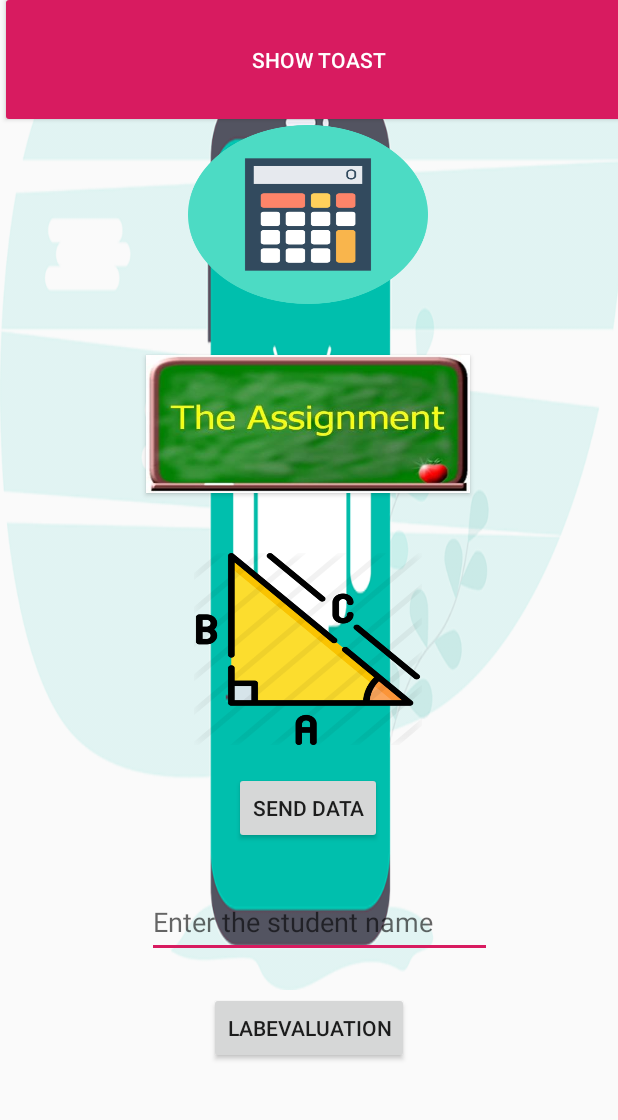
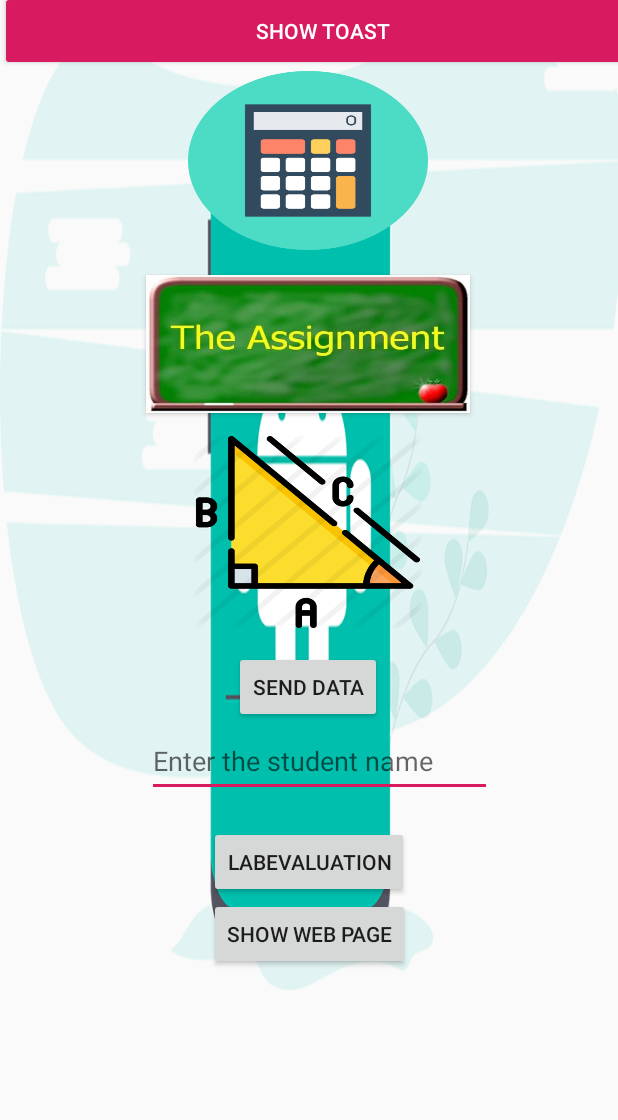
Before and after one commit to Abhisekh-18/Testing_App, an Android app: the screen it shows after launch (MainActivity), on a phone screen of 412 x 824 dp, the part 93-1213 px from its top. Run offline under Robolectric (Android 15) with nearby library versions, the phone set to English and light mode, and no system bars.

Commit message:
Showing web page

```diff
--- a/app/src/main/AndroidManifest.xml
+++ b/app/src/main/AndroidManifest.xml
@@ -1,7 +1,7 @@
 <?xml version="1.0" encoding="utf-8"?>
 <manifest xmlns:android="http://schemas.android.com/apk/res/android"
     package="com.example.testing">
-
+<uses-permission android:name="android.permission.INTERNET"/>
     <application
         android:allowBackup="true"
         android:icon="@mipmap/ic_launcher"
@@ -9,7 +9,8 @@
         android:roundIcon="@mipmap/ic_launcher_round"
         android:supportsRtl="true"
         android:theme="@style/AppTheme">
-        <activity android:name=".labActivity"></activity>
+        <activity android:name=".WebViewActivity"></activity>
+        <activity android:name=".labActivity" />
         <activity android:name=".recive_activity" />
         <activity android:name=".phyActivity" />
         <activity android:name=".BankActivity" />
--- a/app/src/main/java/com/example/testing/MainActivity.java
+++ b/app/src/main/java/com/example/testing/MainActivity.java
@@ -75,4 +75,9 @@ EditText name;
         it3.putExtra("student_name",n);
         startActivity(it3);
     }
+
+    public void view(View view) {
+        Intent it4=new Intent(this,WebViewActivity.class);
+        startActivity(it4);
+    }
 }
--- a/app/src/main/res/layout/activity_main.xml
+++ b/app/src/main/res/layout/activity_main.xml
@@ -10,13 +10,13 @@
     <Button
         android:id="@+id/button"
         style="@style/Widget.AppCompat.Button.Colored"
-        android:layout_width="424dp"
-        android:layout_height="91dp"
+        android:layout_width="429dp"
+        android:layout_height="53dp"
         android:layout_weight="1"
         android:onClick="show_toast"
         android:text="Show Toast"
         tools:ignore="MissingConstraints"
-        tools:layout_editor_absoluteX="-1dp"
+        tools:layout_editor_absoluteX="-5dp"
         tools:layout_editor_absoluteY="0dp" />
 
     <ImageView
@@ -26,7 +26,8 @@
         android:layout_weight="1"
         android:background="@drawable/android"
         tools:ignore="MissingConstraints"
-        tools:layout_editor_absoluteY="84dp" />
+        tools:layout_editor_absoluteX="-3dp"
+        tools:layout_editor_absoluteY="65dp" />
 
     <Button
         android:id="@+id/button2"
@@ -39,7 +40,7 @@
         app:layout_constraintHorizontal_bias="0.498"
         app:layout_constraintStart_toStartOf="parent"
         app:layout_constraintTop_toTopOf="parent"
-        app:layout_constraintVertical_bias="0.164" />
+        app:layout_constraintVertical_bias="0.098" />
 
     <Button
         android:id="@+id/button7"
@@ -51,7 +52,7 @@
         app:layout_constraintEnd_toEndOf="@+id/button2"
         app:layout_constraintStart_toStartOf="@+id/button2"
         app:layout_constraintTop_toBottomOf="@+id/button2"
-        app:layout_constraintVertical_bias="0.072" />
+        app:layout_constraintVertical_bias="0.032" />
 
     <Button
         android:id="@+id/button9"
@@ -63,7 +64,7 @@
         app:layout_constraintEnd_toEndOf="@+id/button7"
         app:layout_constraintStart_toStartOf="@+id/button7"
         app:layout_constraintTop_toBottomOf="@+id/button7"
-        app:layout_constraintVertical_bias="0.131" />
+        app:layout_constraintVertical_bias="0.044" />
 
     <Button
         android:id="@+id/button11"
@@ -75,7 +76,7 @@
         app:layout_constraintEnd_toEndOf="@+id/button9"
         app:layout_constraintStart_toStartOf="@+id/button9"
         app:layout_constraintTop_toBottomOf="@+id/button9"
-        app:layout_constraintVertical_bias="0.084" />
+        app:layout_constraintVertical_bias="0.051" />
 
     <Button
         android:id="@+id/button12"
@@ -88,7 +89,7 @@
         app:layout_constraintHorizontal_bias="0.485"
         app:layout_constraintStart_toStartOf="@+id/button11"
         app:layout_constraintTop_toBottomOf="@+id/button11"
-        app:layout_constraintVertical_bias="0.65" />
+        app:layout_constraintVertical_bias="0.295" />
 
     <EditText
         android:id="@+id/textView11"
@@ -100,7 +101,20 @@
         app:layout_constraintHorizontal_bias="0.446"
         app:layout_constraintStart_toStartOf="@+id/button11"
         app:layout_constraintTop_toBottomOf="@+id/button11"
-        app:layout_constraintVertical_bias="0.555" />
+        app:layout_constraintVertical_bias="0.088" />
+
+    <Button
+        android:id="@+id/button14"
+        android:layout_width="wrap_content"
+        android:layout_height="wrap_content"
+        android:text="Show Web page"
+        android:onClick="view"
+        app:layout_constraintBottom_toBottomOf="parent"
+        app:layout_constraintEnd_toEndOf="@+id/button12"
+        app:layout_constraintHorizontal_bias="0.489"
+        app:layout_constraintStart_toStartOf="@+id/button12"
+        app:layout_constraintTop_toBottomOf="@+id/button12"
+        app:layout_constraintVertical_bias="0.0" />
 
 
 </androidx.constraintlayout.widget.ConstraintLayout>
```
Also changed, not shown: app/src/main/java/com/example/testing/WebViewActivity.java (added, +21 -0 lines), app/src/main/res/layout/activity_web_view.xml (added, +34 -0 lines).
